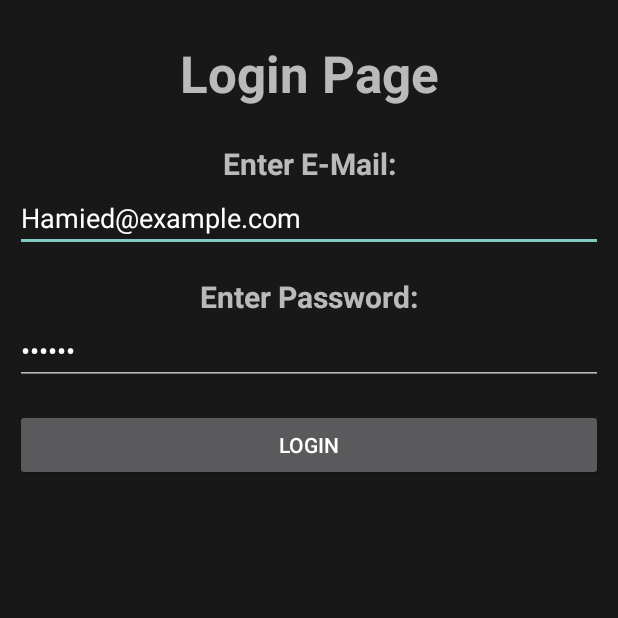
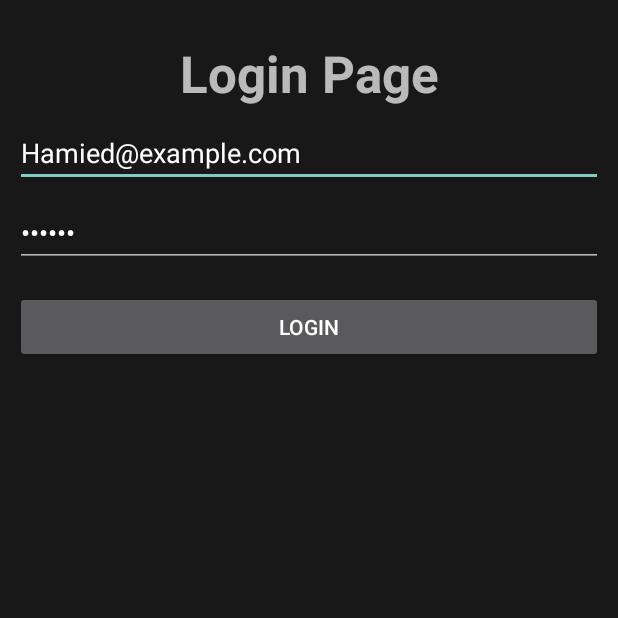
Before and after one commit to M7mdK/Restaurant_Android, an Android app: the LoginPage screen opened directly, with no data from a screen before it, on a phone screen of 412 x 824 dp, the top half of it. Run offline under Robolectric (Android 15) with nearby library versions, the phone set to English and light mode, and no system bars; our stand-ins replace Firebase (no records; nobody signed in at launch, a user with empty details on screens opened directly).

```diff
--- a/app/src/main/AndroidManifest.xml
+++ b/app/src/main/AndroidManifest.xml
@@ -11,7 +11,7 @@
         android:roundIcon="@mipmap/ic_launcher_round"
         android:supportsRtl="true"
         android:theme="@style/Theme.AppCompat.NoActionBar">
-
+        <activity android:name=".UserAccount"></activity>
         <activity
             android:name=".MainActivity"
             android:exported="true">
@@ -25,7 +25,6 @@
         <activity android:name=".SignUpPage" />
         <activity android:name=".HomePage" />
         <activity android:name=".RestaurantSpecificPage" />
-
     </application>
 
 </manifest>
--- a/app/src/main/res/layout/login_page.xml
+++ b/app/src/main/res/layout/login_page.xml
@@ -26,58 +26,34 @@
         android:id="@+id/loginEmailEntry"
         android:layout_width="match_parent"
         android:layout_height="wrap_content"
+        android:layout_marginTop="8dp"
+
         android:ems="10"
-
         android:hint="@string/email"
         android:importantForAutofill="no"
         android:inputType="textEmailAddress"
         android:text="Hamied@example.com"
         app:layout_constraintEnd_toEndOf="parent"
         app:layout_constraintStart_toStartOf="parent"
-        app:layout_constraintTop_toBottomOf="@+id/EnterEamilText"
+        app:layout_constraintTop_toBottomOf="@+id/loginPageTitle"
         tools:ignore="TouchTargetSizeCheck,SpeakableTextPresentCheck" />
 
     <EditText
         android:id="@+id/loginPasswordEntery"
         android:layout_width="match_parent"
         android:layout_height="wrap_content"
+        android:layout_marginTop="8dp"
         android:ems="10"
         android:hint="@string/password"
-        android:text="123456"
         android:importantForAutofill="no"
 
         android:inputType="textPassword"
+        android:text="123456"
         app:layout_constraintEnd_toEndOf="parent"
         app:layout_constraintHorizontal_bias="0.527"
         app:layout_constraintStart_toStartOf="parent"
-        app:layout_constraintTop_toBottomOf="@+id/PasswordText"
+        app:layout_constraintTop_toBottomOf="@+id/loginEmailEntry"
         tools:ignore="SpeakableTextPresentCheck,TouchTargetSizeCheck" />
-
-    <TextView
-        android:id="@+id/EnterEamilText"
-        android:layout_width="wrap_content"
-        android:layout_height="wrap_content"
-        android:layout_marginTop="24dp"
-        android:text="@string/enter_e_mail"
-        android:textSize="20sp"
-
-        android:textStyle="normal|bold"
-        app:layout_constraintEnd_toEndOf="parent"
-        app:layout_constraintStart_toStartOf="parent"
-        app:layout_constraintTop_toBottomOf="@+id/loginPageTitle" />
-
-    <TextView
-        android:id="@+id/PasswordText"
-        android:layout_width="wrap_content"
-        android:layout_height="wrap_content"
-        android:layout_marginTop="16dp"
-        android:text="@string/enter_password"
-        android:textSize="20sp"
-
-        android:textStyle="normal|bold"
-        app:layout_constraintEnd_toEndOf="parent"
-        app:layout_constraintStart_toStartOf="parent"
-        app:layout_constraintTop_toBottomOf="@+id/loginEmailEntry" />
 
     <Button
         android:id="@+id/loginButton"
```
Also changed, not shown: app/src/main/java/com/example/restaurantratingapp/HomePage.kt (+7 -2 lines), app/src/main/java/com/example/restaurantratingapp/UserAccount.kt (added, +11 -0 lines), app/src/main/res/layout/user_account.xml (added, +9 -0 lines).
